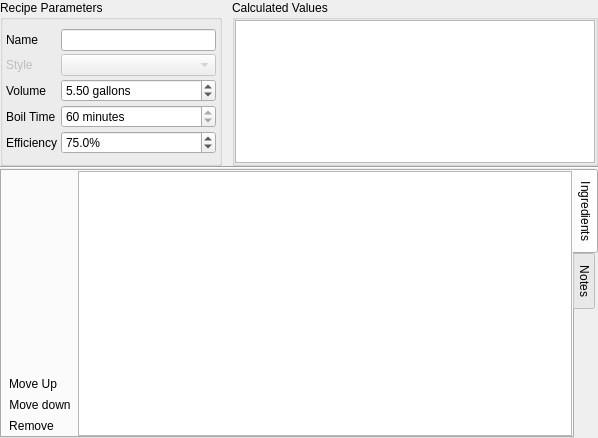
Qt form Recipe/RecipeWidget.ui (DaneGardner/ThreeBrooks) before a commit.
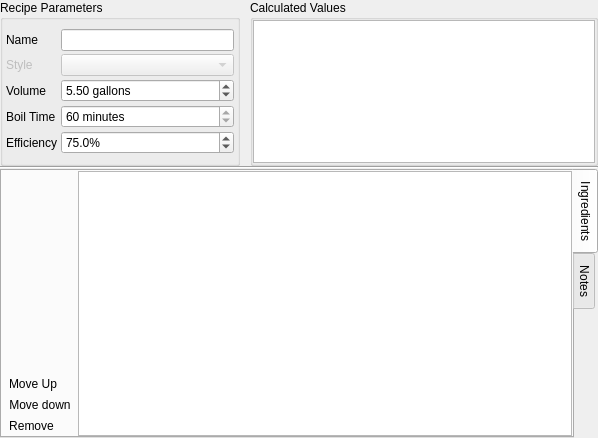
The same form after that commit. Icons and pictures are not drawn.

Diff of the .ui file:
```diff
--- a/Recipe/RecipeWidget.ui
+++ b/Recipe/RecipeWidget.ui
@@ -209,12 +209,6 @@
         </property>
         <item row="0" column="0">
          <widget class="QTableView" name="tblCalculated">
-          <property name="minimumSize">
-           <size>
-            <width>360</width>
-            <height>140</height>
-           </size>
-          </property>
           <property name="focusPolicy">
            <enum>Qt::NoFocus</enum>
           </property>
```
